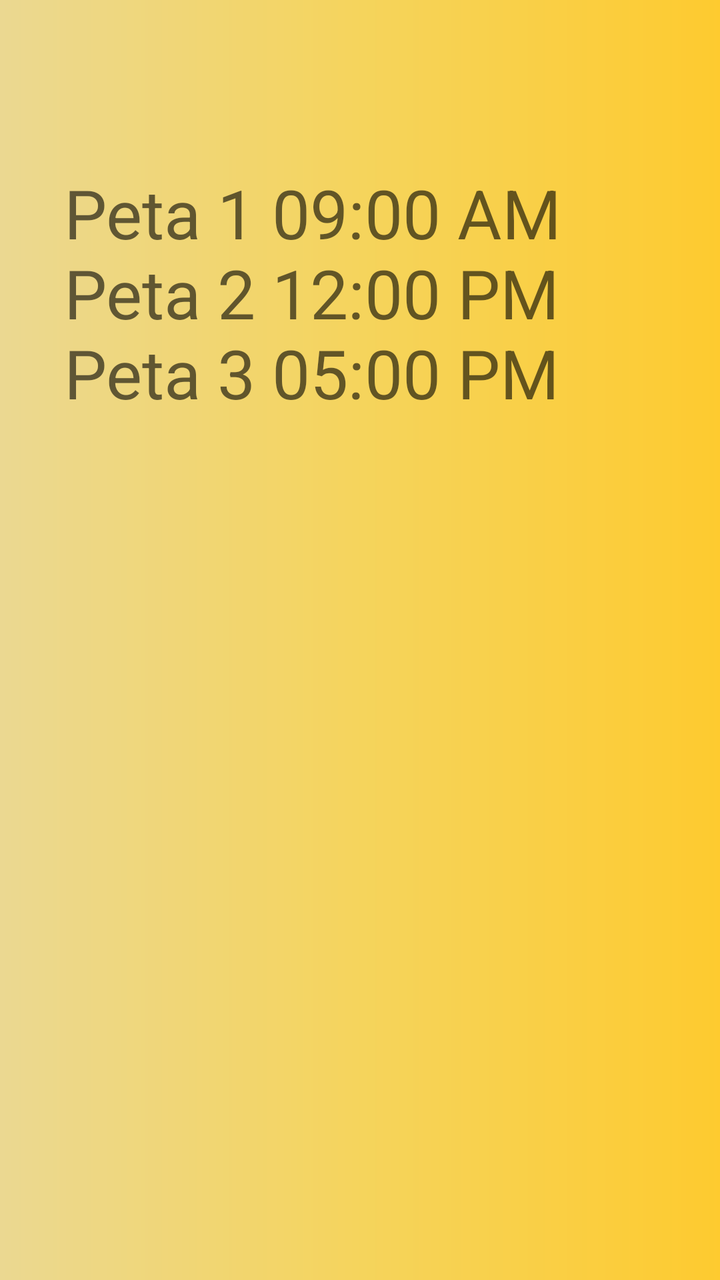
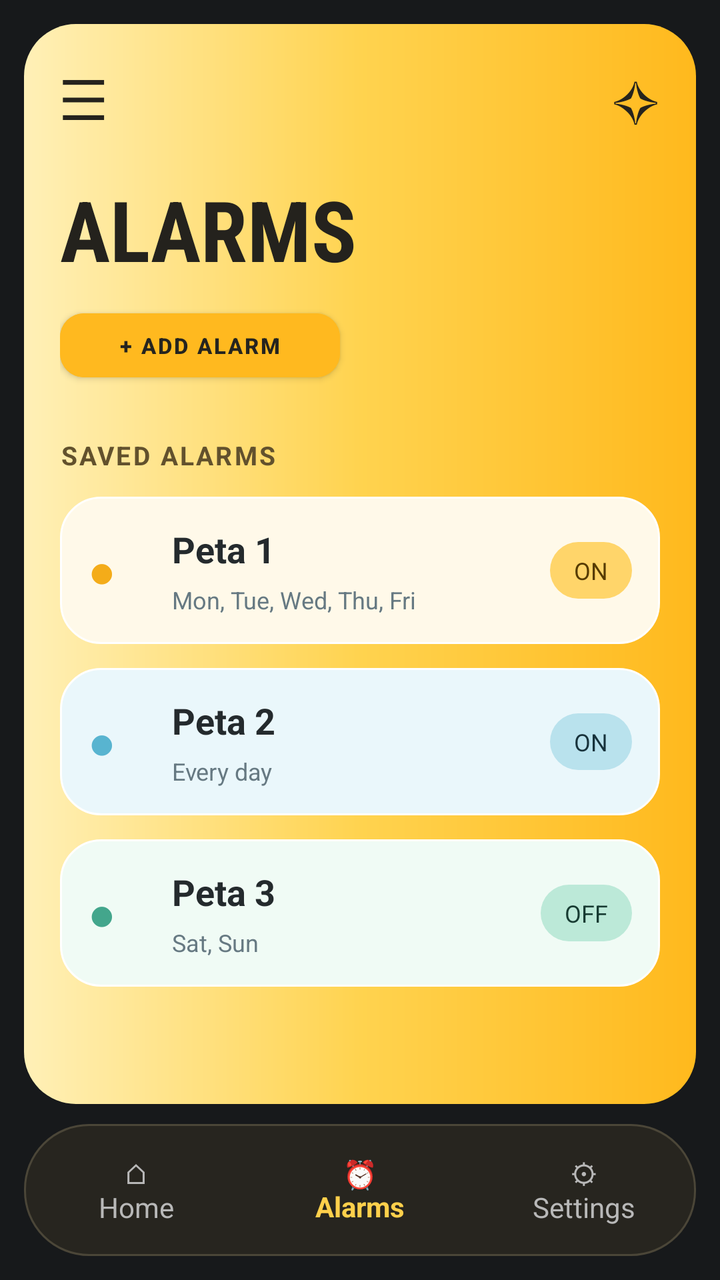

Before-and-after screenshots of an Android layout around one commit, followed by the original layout XML and the change that was made.
<!-- AndroidManifest.xml: application theme Theme._6buzzer -->
<!-- res/layout/activity_scarlet.xml -->
<?xml version="1.0" encoding="utf-8"?>
<androidx.constraintlayout.widget.ConstraintLayout xmlns:android="http://schemas.android.com/apk/res/android"
    xmlns:app="http://schemas.android.com/apk/res-auto"
    xmlns:tools="http://schemas.android.com/tools"
    android:id="@+id/main"
    android:layout_width="match_parent"
    android:layout_height="match_parent"
    tools:context=".Test.Scarlet">

    <ImageView
        android:id="@+id/imageView7"
        android:layout_width="422dp"
        android:layout_height="749dp"
        app:layout_constraintBottom_toBottomOf="parent"
        app:layout_constraintEnd_toEndOf="parent"
        app:layout_constraintHorizontal_bias="0.545"
        app:layout_constraintStart_toStartOf="parent"
        app:layout_constraintTop_toTopOf="parent"
        app:srcCompat="@drawable/task_background" />

    <Button
        android:id="@+id/button3"
        android:layout_width="177dp"
        android:layout_height="57dp"
        android:layout_marginStart="219dp"
        android:layout_marginTop="53dp"
        android:layout_marginEnd="20dp"
        android:layout_marginBottom="631dp"
        android:backgroundTint="#00FFFFFF"
        android:text="Add Alarm"
        app:layout_constraintBottom_toBottomOf="parent"
        app:layout_constraintEnd_toEndOf="parent"
        app:layout_constraintStart_toStartOf="parent"
        app:layout_constraintTop_toTopOf="parent" />

    <ImageView
        android:id="@+id/imageView9"
        android:layout_width="182dp"
        android:layout_height="59dp"
        android:layout_marginStart="219dp"
        android:layout_marginTop="45dp"
        android:layout_marginEnd="10dp"
        android:layout_marginBottom="627dp"
        app:layout_constraintBottom_toBottomOf="parent"
        app:layout_constraintEnd_toEndOf="parent"
        app:layout_constraintHorizontal_bias="1.0"
        app:layout_constraintStart_toStartOf="parent"
        app:layout_constraintTop_toTopOf="parent"
        app:layout_constraintVertical_bias="1.0"
        app:srcCompat="@drawable/button_gradient" />

    <ImageView
        android:id="@+id/imageView10"
        android:layout_width="78dp"
        android:layout_height="69dp"
        android:layout_marginStart="13dp"
        android:layout_marginEnd="320dp"
        android:layout_marginBottom="651dp"
        app:layout_constraintBottom_toBottomOf="parent"
        app:layout_constraintEnd_toEndOf="parent"
        app:layout_constraintStart_toStartOf="parent"
        app:srcCompat="@drawable/bg_bottom_nav" />

    <TextView
        android:id="@+id/textView"
        android:layout_width="60dp"
        android:layout_height="49dp"
        android:layout_marginStart="28dp"
        android:layout_marginTop="27dp"
        android:layout_marginEnd="323dp"
        android:layout_marginBottom="655dp"
        android:text="Exit"
        android:textColor="@color/cardview_light_background"
        android:textSize="30dp"
        app:layout_constraintBottom_toBottomOf="parent"
        app:layout_constraintEnd_toEndOf="parent"
        app:layout_constraintStart_toStartOf="parent"
        app:layout_constraintTop_toTopOf="parent" />

    <TextView
        android:id="@+id/textView3"
        android:layout_width="259dp"
        android:layout_height="253dp"
        android:layout_marginStart="58dp"
        android:layout_marginTop="129dp"
        android:layout_marginEnd="95dp"
        android:layout_marginBottom="349dp"
        android:text="Peta 1 09:00 AM Peta 2 12:00 PM    Peta 3 05:00 PM"
        android:textAppearance="@style/TextAppearance.AppCompat.Display1"
        app:layout_constraintBottom_toBottomOf="parent"
        app:layout_constraintEnd_toEndOf="parent"
        app:layout_constraintStart_toStartOf="parent"
        app:layout_constraintTop_toTopOf="parent" />
</androidx.constraintlayout.widget.ConstraintLayout>
<!-- resources referenced by this layout -->
<resources>
  <!-- drawable bg_bottom_nav (drawable) -->
  <?xml version="1.0" encoding="utf-8"?>
  <shape xmlns:android="http://schemas.android.com/apk/res/android">
      <corners android:radius="32dp" />
      <solid android:color="#27251F" />
      <stroke android:width="1dp" android:color="#4B4638" />
  </shape>
  <!-- drawable button_gradient (drawable) -->
  <?xml version="1.0" encoding="utf-8"?>
  <shape xmlns:android="http://schemas.android.com/apk/res/android">
      <corners android:radius="35dp" />
      <gradient
          android:startColor="#050505"
          android:centerColor="#777777"
          android:endColor="#FFFFFF"
          android:angle="0" />
  </shape>
  <!-- drawable task_background (drawable) -->
  <?xml version="1.0" encoding="utf-8"?>
  <shape xmlns:android="http://schemas.android.com/apk/res/android">
      <gradient
          android:startColor="#E9D99B"
          android:centerColor="#F5D45D"
          android:endColor="#FFC928"
          android:angle="0" />
  </shape>
  <style name="Theme._6buzzer" parent="Theme.MaterialComponents.DayNight.DarkActionBar">
          
          <item name="colorPrimary">@color/purple_500</item>
          <item name="colorPrimaryVariant">@color/purple_700</item>
          <item name="colorOnPrimary">@color/white</item>
          
          <item name="colorSecondary">@color/teal_200</item>
          <item name="colorSecondaryVariant">@color/teal_700</item>
          <item name="colorOnSecondary">@color/black</item>
          
          <item name="android:statusBarColor">?attr/colorPrimaryVariant</item>
          
      </style>
  <color name="purple_500">#FF6200EE</color>
  <color name="purple_700">#FF3700B3</color>
  <color name="white">#FFFFFFFF</color>
  <color name="teal_200">#FF03DAC5</color>
  <color name="teal_700">#FF018786</color>
  <color name="black">#FF000000</color>
</resources>

<!-- the commit's change to res/layout/activity_scarlet.xml (unified diff, before → after) -->
@@ -1,94 +1,298 @@
 <?xml version="1.0" encoding="utf-8"?>
-<androidx.constraintlayout.widget.ConstraintLayout xmlns:android="http://schemas.android.com/apk/res/android"
+<androidx.constraintlayout.widget.ConstraintLayout
+    xmlns:android="http://schemas.android.com/apk/res/android"
     xmlns:app="http://schemas.android.com/apk/res-auto"
     xmlns:tools="http://schemas.android.com/tools"
     android:id="@+id/main"
     android:layout_width="match_parent"
     android:layout_height="match_parent"
+    android:background="#17191B"
+    android:padding="12dp"
     tools:context=".Test.Scarlet">
 
-    <ImageView
-        android:id="@+id/imageView7"
-        android:layout_width="422dp"
-        android:layout_height="749dp"
+    
+    <LinearLayout
+        android:id="@+id/dashboard"
+        android:layout_width="0dp"
+        android:layout_height="0dp"
+        android:orientation="vertical"
+        android:background="@drawable/bg_dashboard_gradient"
+        android:padding="18dp"
+        android:layout_marginBottom="10dp"
+        app:layout_constraintTop_toTopOf="parent"
+        app:layout_constraintBottom_toTopOf="@id/bottomNav"
+        app:layout_constraintStart_toStartOf="parent"
+        app:layout_constraintEnd_toEndOf="parent">
+
+        
+        <LinearLayout
+            android:layout_width="match_parent"
+            android:layout_height="wrap_content"
+            android:gravity="center_vertical"
+            android:orientation="horizontal">
+
+            <TextView
+                android:id="@+id/btnMenu"
+                android:layout_width="0dp"
+                android:layout_height="wrap_content"
+                android:layout_weight="1"
+                android:text="@string/symbol_menu"
+                android:textColor="#25231D"
+                android:textSize="28sp" />
+
+            <TextView
+                android:id="@+id/btnStar"
+                android:layout_width="wrap_content"
+                android:layout_height="wrap_content"
+                android:text="@string/symbol_star"
+                android:textColor="#25231D"
+                android:textSize="28sp" />
+        </LinearLayout>
+
+        
+        <TextView
+            android:layout_width="wrap_content"
+            android:layout_height="wrap_content"
+            android:layout_marginTop="18dp"
+            android:text="@string/title_alarms"
+            android:textColor="#24221D"
+            android:textSize="42sp"
+            android:textStyle="bold"
+            android:fontFamily="sans-serif-condensed" />
+
+        
+        <Button
+            android:id="@+id/button3"
+            android:layout_width="140dp"
+            android:layout_height="44dp"
+            android:layout_marginTop="8dp"
+            android:backgroundTint="#FFB91F"
+            android:elevation="0dp"
+            android:padding="4dp"
+            android:text="@string/btn_add_alarm"
+            android:textColor="#25241F"
+            android:textSize="11sp"
+            android:textStyle="bold"
+            app:cornerRadius="12dp" />
+
+        
+        <TextView
+            android:layout_width="wrap_content"
+            android:layout_height="wrap_content"
+            android:layout_marginTop="24dp"
+            android:layout_marginBottom="12dp"
+            android:text="@string/section_your_alarms"
+            android:textColor="#62512D"
+            android:textSize="13sp"
+            android:textStyle="bold"
+            android:letterSpacing="0.08" />
+
+        
+        <LinearLayout
+            android:id="@+id/cardAlarm1"
+            android:layout_width="match_parent"
+            android:layout_height="wrap_content"
+            android:orientation="horizontal"
+            android:gravity="center_vertical"
+            android:padding="14dp"
+            android:background="@drawable/bg_task_card_done">
+
+            <TextView
+                android:layout_width="34dp"
+                android:layout_height="wrap_content"
+                android:text="@string/symbol_bullet"
+                android:textColor="#F4AC19"
+                android:textSize="23sp" />
+
+            <LinearLayout
+                android:layout_width="0dp"
+                android:layout_height="wrap_content"
+                android:layout_weight="1"
+                android:orientation="vertical"
+                android:paddingStart="8dp"
+                android:paddingEnd="8dp">
+
+                <TextView
+                    android:layout_width="wrap_content"
+                    android:layout_height="wrap_content"
+                    android:text="@string/alarm1_title"
+                    android:textColor="#242A2D"
+                    android:textSize="18sp"
+                    android:textStyle="bold" />
+
+                <TextView
+                    android:layout_width="wrap_content"
+                    android:layout_height="wrap_content"
+                    android:layout_marginTop="5dp"
+                    android:text="@string/alarm1_sub"
+                    android:textColor="#667982"
+                    android:textSize="12sp" />
+            </LinearLayout>
+
+            <TextView
+                android:layout_width="wrap_content"
+                android:layout_height="wrap_content"
+                android:background="@drawable/bg_priority_high"
+                android:paddingHorizontal="12dp"
+                android:paddingVertical="6dp"
+                android:text="@string/status_on"
+                android:textColor="#563B00"
+                android:textSize="12sp" />
+        </LinearLayout>
+
+        
+        <LinearLayout
+            android:id="@+id/cardAlarm2"
+            android:layout_width="match_parent"
+            android:layout_height="wrap_content"
+            android:layout_marginTop="12dp"
+            android:orientation="horizontal"
+            android:gravity="center_vertical"
+            android:padding="14dp"
+            android:background="@drawable/bg_task_card_blue">
+
+            <TextView
+                android:layout_width="34dp"
+                android:layout_height="wrap_content"
+                android:text="@string/symbol_bullet"
+                android:textColor="#58B4D0"
+                android:textSize="23sp" />
+
+            <LinearLayout
+                android:layout_width="0dp"
+                android:layout_height="wrap_content"
+                android:layout_weight="1"
+                android:orientation="vertical"
+                android:paddingStart="8dp"
+                android:paddingEnd="8dp">
+
+                <TextView
+                    android:layout_width="wrap_content"
+                    android:layout_height="wrap_content"
+                    android:text="@string/alarm2_title"
+                    android:textColor="#242A2D"
+                    android:textSize="18sp"
+                    android:textStyle="bold" />
+
+                <TextView
+                    android:layout_width="wrap_content"
+                    android:layout_height="wrap_content"
+                    android:layout_marginTop="5dp"
+                    android:text="@string/alarm2_sub"
+                    android:textColor="#667982"
+                    android:textSize="12sp" />
+            </LinearLayout>
+
+            <TextView
+                android:layout_width="wrap_content"
+                android:layout_height="wrap_content"
+                android:background="@drawable/bg_priority_medium"
+                android:paddingHorizontal="12dp"
+                android:paddingVertical="6dp"
+                android:text="@string/status_on"
+                android:textColor="#17323B"
+                android:textSize="12sp" />
+        </LinearLayout>
+
+        
+        <LinearLayout
+            android:id="@+id/cardAlarm3"
+            android:layout_width="match_parent"
+            android:layout_height="wrap_content"
+            android:layout_marginTop="12dp"
+            android:orientation="horizontal"
+            android:gravity="center_vertical"
+            android:padding="14dp"
+            android:background="@drawable/bg_task_card_green">
+
+            <TextView
+                android:layout_width="34dp"
+                android:layout_height="wrap_content"
+                android:text="@string/symbol_bullet"
+                android:textColor="#43A68C"
+                android:textSize="23sp" />
+
+            <LinearLayout
+                android:layout_width="0dp"
+                android:layout_height="wrap_content"
+                android:layout_weight="1"
+                android:orientation="vertical"
+                android:paddingStart="8dp"
+                android:paddingEnd="8dp">
+
+                <TextView
+                    android:layout_width="wrap_content"
+                    android:layout_height="wrap_content"
+                    android:text="@string/alarm3_title"
+                    android:textColor="#242A2D"
+                    android:textSize="18sp"
+                    android:textStyle="bold" />
+
+                <TextView
+                    android:layout_width="wrap_content"
+                    android:layout_height="wrap_content"
+                    android:layout_marginTop="5dp"
+                    android:text="@string/alarm3_sub"
+                    android:textColor="#667982"
+                    android:textSize="12sp" />
+            </LinearLayout>
+
+            <TextView
+                android:layout_width="wrap_content"
+                android:layout_height="wrap_content"
+                android:background="@drawable/bg_priority_low"
+                android:paddingHorizontal="12dp"
+                android:paddingVertical="6dp"
+                android:text="@string/status_off"
+                android:textColor="#173B32"
+                android:textSize="12sp" />
+        </LinearLayout>
+
+    </LinearLayout>
+
+    
+    <LinearLayout
+        android:id="@+id/bottomNav"
+        android:layout_width="0dp"
+        android:layout_height="66dp"
+        android:orientation="horizontal"
+        android:gravity="center"
+        android:background="@drawable/bg_bottom_nav"
         app:layout_constraintBottom_toBottomOf="parent"
-        app:layout_constraintEnd_toEndOf="parent"
-        app:layout_constraintHorizontal_bias="0.545"
         app:layout_constraintStart_toStartOf="parent"
-        app:layout_constraintTop_toTopOf="parent"
-        app:srcCompat="@drawable/task_background" />
-
-    <Button
-        android:id="@+id/button3"
-        android:layout_width="177dp"
-        android:layout_height="57dp"
-        android:layout_marginStart="219dp"
-        android:layout_marginTop="53dp"
-        android:layout_marginEnd="20dp"
-        android:layout_marginBottom="631dp"
-        android:backgroundTint="#00FFFFFF"
-        android:text="Add Alarm"
-        app:layout_constraintBottom_toBottomOf="parent"
-        app:layout_constraintEnd_toEndOf="parent"
-        app:layout_constraintStart_toStartOf="parent"
-        app:layout_constraintTop_toTopOf="parent" />
-
-    <ImageView
-        android:id="@+id/imageView9"
-        android:layout_width="182dp"
-        android:layout_height="59dp"
-        android:layout_marginStart="219dp"
-        android:layout_marginTop="45dp"
-        android:layout_marginEnd="10dp"
-        android:layout_marginBottom="627dp"
-        app:layout_constraintBottom_toBottomOf="parent"
-        app:layout_constraintEnd_toEndOf="parent"
-        app:layout_constraintHorizontal_bias="1.0"
-        app:layout_constraintStart_toStartOf="parent"
-        app:layout_constraintTop_toTopOf="parent"
-        app:layout_constraintVertical_bias="1.0"
-        app:srcCompat="@drawable/button_gradient" />
-
-    <ImageView
-        android:id="@+id/imageView10"
-        android:layout_width="78dp"
-        android:layout_height="69dp"
-        android:layout_marginStart="13dp"
-        android:layout_marginEnd="320dp"
-        android:layout_marginBottom="651dp"
-        app:layout_constraintBottom_toBottomOf="parent"
-        app:layout_constraintEnd_toEndOf="parent"
-        app:layout_constraintStart_toStartOf="parent"
-        app:srcCompat="@drawable/bg_bottom_nav" />
-
-    <TextView
-        android:id="@+id/textView"
-        android:layout_width="60dp"
-        android:layout_height="49dp"
-        android:layout_marginStart="28dp"
-        android:layout_marginTop="27dp"
-        android:layout_marginEnd="323dp"
-        android:layout_marginBottom="655dp"
-        android:text="Exit"
-        android:textColor="@color/cardview_light_background"
-        android:textSize="30dp"
-        app:layout_constraintBottom_toBottomOf="parent"
-        app:layout_constraintEnd_toEndOf="parent"
-        app:layout_constraintStart_toStartOf="parent"
-        app:layout_constraintTop_toTopOf="parent" />
-
-    <TextView
-        android:id="@+id/textView3"
-        android:layout_width="259dp"
-        android:layout_height="253dp"
-        android:layout_marginStart="58dp"
-        android:layout_marginTop="129dp"
-        android:layout_marginEnd="95dp"
-        android:layout_marginBottom="349dp"
-        android:text="Peta 1 09:00 AM Peta 2 12:00 PM    Peta 3 05:00 PM"
-        android:textAppearance="@style/TextAppearance.AppCompat.Display1"
-        app:layout_constraintBottom_toBottomOf="parent"
-        app:layout_constraintEnd_toEndOf="parent"
-        app:layout_constraintStart_toStartOf="parent"
-        app:layout_constraintTop_toTopOf="parent" />
+        app:layout_constraintEnd_toEndOf="parent">
+
+        <TextView
+            android:id="@+id/navHome"
+            android:layout_width="0dp"
+            android:layout_height="match_parent"
+            android:layout_weight="1"
+            android:gravity="center"
+            android:text="@string/nav_home"
+            android:textColor="#B8B8B8"
+            android:textSize="14sp" />
+
+        <TextView
+            android:id="@+id/navAlarms"
+            android:layout_width="0dp"
+            android:layout_height="match_parent"
+            android:layout_weight="1"
+            android:gravity="center"
+            android:text="@string/nav_alarms"
+            android:textColor="#FFD04B"
+            android:textStyle="bold"
+            android:textSize="14sp" />
+
+        <TextView
+            android:id="@+id/navSettings"
+            android:layout_width="0dp"
+            android:layout_height="match_parent"
+            android:layout_weight="1"
+            android:gravity="center"
+            android:text="@string/nav_settings"
+            android:textColor="#B8B8B8"
+            android:textSize="14sp" />
+
+    </LinearLayout>
+
 </androidx.constraintlayout.widget.ConstraintLayout>
<!-- resource entries referenced after the edit -->
@@ -7,25 +7,72 @@
       <solid android:color="#27251F" />
       <stroke android:width="1dp" android:color="#4B4638" />
   </shape>
-  <!-- drawable button_gradient (drawable) -->
+  <!-- drawable bg_dashboard_gradient (drawable) -->
   <?xml version="1.0" encoding="utf-8"?>
   <shape xmlns:android="http://schemas.android.com/apk/res/android">
-      <corners android:radius="35dp" />
+      <corners android:radius="26dp" />
       <gradient
-          android:startColor="#050505"
-          android:centerColor="#777777"
-          android:endColor="#FFFFFF"
-          android:angle="0" />
+          android:angle="0"
+          android:startColor="#FFF0B7"
+          android:centerColor="#FFD34F"
+          android:endColor="#FFB91D" />
   </shape>
-  <!-- drawable task_background (drawable) -->
+  <!-- drawable bg_priority_high (drawable) -->
   <?xml version="1.0" encoding="utf-8"?>
   <shape xmlns:android="http://schemas.android.com/apk/res/android">
-      <gradient
-          android:startColor="#E9D99B"
-          android:centerColor="#F5D45D"
-          android:endColor="#FFC928"
-          android:angle="0" />
+      <corners android:radius="24dp" />
+      <solid android:color="#FFD56A" />
   </shape>
+  <!-- drawable bg_priority_low (drawable) -->
+  <?xml version="1.0" encoding="utf-8"?>
+  <shape xmlns:android="http://schemas.android.com/apk/res/android">
+      <corners android:radius="24dp" />
+      <solid android:color="#BCE9D8" />
+  </shape>
+  <!-- drawable bg_priority_medium (drawable) -->
+  <?xml version="1.0" encoding="utf-8"?>
+  <shape xmlns:android="http://schemas.android.com/apk/res/android">
+      <corners android:radius="24dp" />
+      <solid android:color="#B9E2ED" />
+  </shape>
+  <!-- drawable bg_task_card_blue (drawable) -->
+  <?xml version="1.0" encoding="utf-8"?>
+  <shape xmlns:android="http://schemas.android.com/apk/res/android">
+      <corners android:radius="20dp" />
+      <solid android:color="#EAF7FB" />
+      <stroke android:width="1dp" android:color="#FFFFFF" />
+  </shape>
+  <!-- drawable bg_task_card_done (drawable) -->
+  <?xml version="1.0" encoding="utf-8"?>
+  <shape xmlns:android="http://schemas.android.com/apk/res/android">
+      <corners android:radius="20dp" />
+      <solid android:color="#FFF9E9" />
+      <stroke android:width="1dp" android:color="#FFFFFF" />
+  </shape>
+  <!-- drawable bg_task_card_green (drawable) -->
+  <?xml version="1.0" encoding="utf-8"?>
+  <shape xmlns:android="http://schemas.android.com/apk/res/android">
+      <corners android:radius="20dp" />
+      <solid android:color="#F0FBF5" />
+      <stroke android:width="1dp" android:color="#FFFFFF" />
+  </shape>
+  <string name="alarm1_sub">Mon, Tue, Wed, Thu, Fri</string>
+  <string name="alarm1_title">Peta 1</string>
+  <string name="alarm2_sub">Every day</string>
+  <string name="alarm2_title">Peta 2</string>
+  <string name="alarm3_sub">Sat, Sun</string>
+  <string name="alarm3_title">Peta 3</string>
+  <string name="btn_add_alarm">+ ADD ALARM</string>
+  <string name="nav_alarms">⏰\nAlarms</string>
+  <string name="nav_home">⌂\nHome</string>
+  <string name="nav_settings">⚙\nSettings</string>
+  <string name="section_your_alarms">SAVED ALARMS</string>
+  <string name="status_off">OFF</string>
+  <string name="status_on">ON</string>
+  <string name="symbol_bullet">●</string>
+  <string name="symbol_menu">☰</string>
+  <string name="symbol_star">✧</string>
+  <string name="title_alarms">ALARMS</string>
   <style name="Theme._6buzzer" parent="Theme.MaterialComponents.DayNight.DarkActionBar">
           
           <item name="colorPrimary">@color/purple_500</item>
